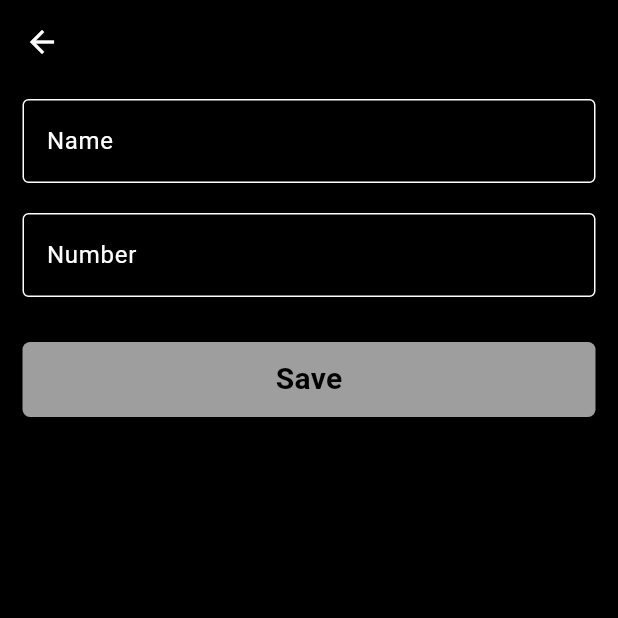
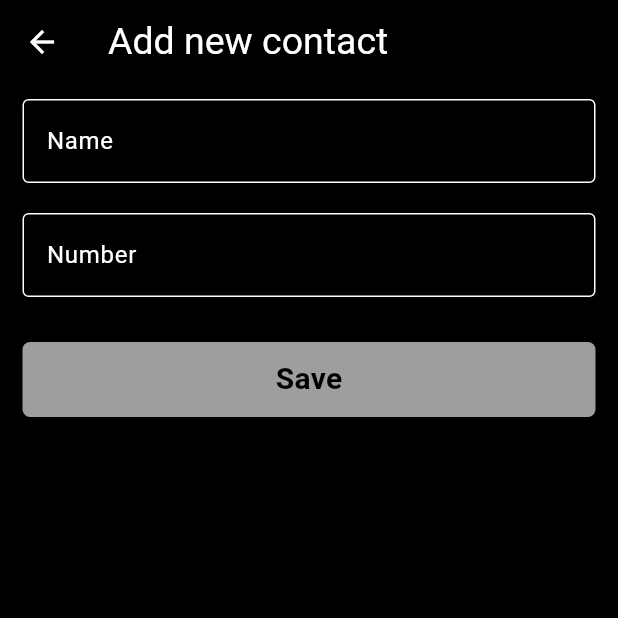
Before and after one commit to pushphans/contacts_app_api_flutter, a Flutter app: the AddContact screen opened by its route, on a phone screen of 412 x 824 dp, the top half of it. Run offline on Flutter 3.47's test engine with Material 3 defaults, Android fonts, the phone set to English and light mode, and no system bars; our stand-ins replace dio; network calls fail.

Commit message:
new commit

```diff
--- a/lib/view/add_contact.dart
+++ b/lib/view/add_contact.dart
@@ -24,7 +24,9 @@ class _AddContactState extends State<AddContact> {
   @override
   Widget build(BuildContext context) {
     return Scaffold(
-      appBar: AppBar(),
+      appBar: AppBar(
+        title: Text("Add new contact", style: TextStyle(fontSize: 25)),
+      ),
 
       body: Padding(
         padding: const EdgeInsets.symmetric(horizontal: 15, vertical: 10),
```
